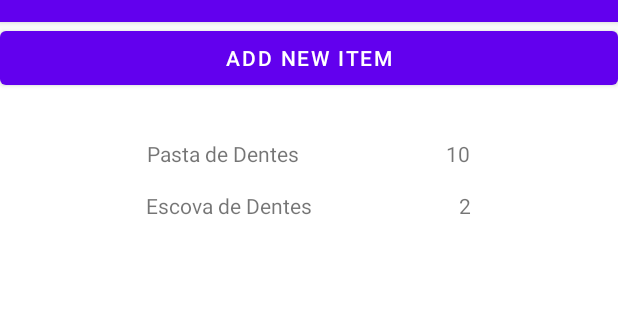
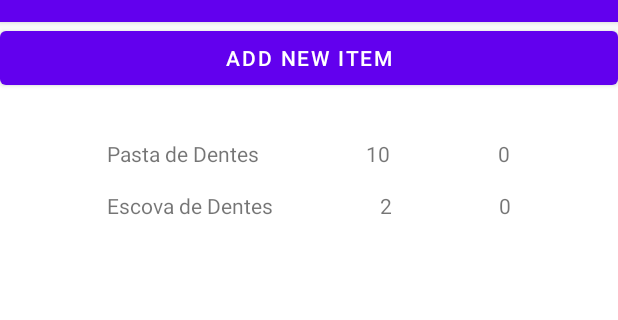
Before and after one commit to joaocmd/ShopIST, an Android app: the screen it shows after launch (PantryActivity), after a tap on "Dani's Pantry", on a phone screen of 412 x 824 dp, the part 62-382 px from its top. Run offline under Robolectric (Android 15) with nearby library versions, the phone set to English and light mode, and no system bars.

```diff
--- a/ShopIST/app/src/main/java/pt/ulisboa/tecnico/cmov/shopist/AddItemActivity.kt
+++ b/ShopIST/app/src/main/java/pt/ulisboa/tecnico/cmov/shopist/AddItemActivity.kt
@@ -95,7 +95,7 @@ class AddItemActivity : AppCompatActivity() {
         if (previousItem != null) {
             previousItem.pantryQuantity += pantryQuantity
         } else {
-            currentPantry.addItem(Item(selectedProduct!!, pantryQuantity))
+            currentPantry.addItem(Item(selectedProduct!!, pantryQuantity, 0, 0))
         }
 
         // Save data in file
--- a/ShopIST/app/src/main/java/pt/ulisboa/tecnico/cmov/shopist/PantriesListActivity.kt
+++ b/ShopIST/app/src/main/java/pt/ulisboa/tecnico/cmov/shopist/PantriesListActivity.kt
@@ -15,12 +15,8 @@ class PantriesListActivity : AppCompatActivity() {
         const val GET_PANTRY_INDEX_INT = "shopist.ListPantryActivity.GET_PANTRY_INDEX_INT"
     }
 
-//    private lateinit var binding: ActivityListPantryBinding
-
     override fun onCreate(savedInstanceState: Bundle?) {
         super.onCreate(savedInstanceState)
-//        binding = ActivityListPantryBinding.inflate(layoutInflater)
-//        setContentView(binding.root)
 
         requestWindowFeature(Window.FEATURE_NO_TITLE);//will hide the title
         supportActionBar?.hide(); //hide the title bar
@@ -44,8 +40,6 @@ class PantriesListActivity : AppCompatActivity() {
         val adapter = RecyclerAdapter(this, globalData.pantries)
         recyclerView.layoutManager = LinearLayoutManager(this)
         recyclerView.adapter = adapter
-//        binding.recyclerView.layoutManager = LinearLayoutManager(this)
-//        binding.recyclerView.adapter = adapter
     }
 
     fun onNewPantry(view: View) {
--- a/ShopIST/app/src/main/java/pt/ulisboa/tecnico/cmov/shopist/PantryActivity.kt
+++ b/ShopIST/app/src/main/java/pt/ulisboa/tecnico/cmov/shopist/PantryActivity.kt
@@ -11,7 +11,6 @@ import androidx.recyclerview.widget.LinearLayoutManager
 import androidx.recyclerview.widget.RecyclerView
 import pt.ulisboa.tecnico.cmov.shopist.domain.Item
 import pt.ulisboa.tecnico.cmov.shopist.domain.PantryList
-import pt.ulisboa.tecnico.cmov.shopist.domain.Product
 import pt.ulisboa.tecnico.cmov.shopist.domain.ShopIST
 
 class PantryActivity : AppCompatActivity() {
@@ -20,6 +19,11 @@ class PantryActivity : AppCompatActivity() {
     private lateinit var adapter : PantryAdapter
     private var idx : Int = 0
 
+    companion object {
+        private const val TAG = "shopist.PantryActivity"
+        const val SHOW_ITEM = "$TAG.SHOW_ITEM"
+    }
+
     inner class PantryAdapter(private val dataSet: MutableList<Item>) :
             RecyclerView.Adapter<PantryAdapter.ViewHolder>() {
 
@@ -27,35 +31,42 @@ class PantryActivity : AppCompatActivity() {
          * Provide a reference to the type of views that you are using
          * (custom ViewHolder).
          */
-        inner class ViewHolder(view: View) : RecyclerView.ViewHolder(view) {
-            val textView: TextView = view.findViewById(R.id.rowText)
-            val quantityView : TextView = view.findViewById(R.id.displayCurrentProductQuantity)
-            init {
-                // Define click listener for the ViewHolder's View.
+        inner class ViewHolder(private val view: View) : RecyclerView.ViewHolder(view) {
+            private val textView: TextView = view.findViewById(R.id.rowText)
+            private val pantryQuantityView : TextView = view.findViewById(R.id.pantryQuantityDisplay)
+            private val needingQuantityView : TextView = view.findViewById(R.id.needingQuantityDisplay)
+
+            fun bind(item: Item) {
+                textView.text = item.product.name
+                pantryQuantityView.text = item.pantryQuantity.toString()
+                needingQuantityView.text = item.needingQuantity.toString()
+
+                view.setOnClickListener {
+                    val int = Intent(applicationContext, AddItemActivity::class.java)
+                    int.putExtra(SHOW_ITEM, item.product.uuid)
+                    startActivity(int)
+                }
+
+                view.setOnLongClickListener {
+                    // set long click change top menu so that we're able to delete items
+                    // it can also simply appear on the menu, though
+                    true
+                }
             }
         }
 
-        // Create new views (invoked by the layout manager)
         override fun onCreateViewHolder(viewGroup: ViewGroup, viewType: Int): ViewHolder {
-            // Create a new view, which defines the UI of the list item
             val view = LayoutInflater.from(viewGroup.context)
                     .inflate(R.layout.product_row, viewGroup, false)
 
             return ViewHolder(view)
         }
 
-        // Replace the contents of a view (invoked by the layout manager)
         override fun onBindViewHolder(viewHolder: ViewHolder, position: Int) {
-
-            // Get element from your dataset at this position and replace the
-            // contents of the view with that element
-            viewHolder.textView.text = dataSet[position].product.name
-            viewHolder.quantityView.text = dataSet[position].pantryQuantity.toString()
+            viewHolder.bind(dataSet[position])
         }
 
-        // Return the size of your dataset (invoked by the layout manager)
         override fun getItemCount() = dataSet.size
-
     }
 
     override fun onCreate(savedInstanceState: Bundle?) {
--- a/ShopIST/app/src/main/java/pt/ulisboa/tecnico/cmov/shopist/domain/Item.kt
+++ b/ShopIST/app/src/main/java/pt/ulisboa/tecnico/cmov/shopist/domain/Item.kt
@@ -2,13 +2,16 @@ package pt.ulisboa.tecnico.cmov.shopist.domain
 
 import java.util.*
 
-class Item(prod: Product, initialQuant: Int) {
-    val product: Product = prod
-    var pantryQuantity: Int = initialQuant
-
+class Item(val product: Product,
+           var pantryQuantity: Int,
+           var needingQuantity: Int,
+           var cartQuantity: Int) {
     companion object {
         fun createItem(i: ItemDto, products: Map<UUID, Product>): Item {
-            return Item(products[i.productUUID]!!, i.pantryQuantity)
+            return Item(products[i.productUUID]!!,
+                    i.pantryQuantity,
+                    i.needingQuantity,
+                    i.cartQuantity)
         }
     }
 }
--- a/ShopIST/app/src/main/java/pt/ulisboa/tecnico/cmov/shopist/domain/ShopIST.kt
+++ b/ShopIST/app/src/main/java/pt/ulisboa/tecnico/cmov/shopist/domain/ShopIST.kt
@@ -48,9 +48,9 @@ class ShopIST : Application() {
 
     fun startUp() {
         // Load previous data
-        loadPersistent()
+//        loadPersistent()
 
-        // For testing purposes
+        // FIXME: Remove for production
         if (allPantry.size == 0) {
             val product1 = Product("Pasta de Dentes")
             val product2 = Product("Escova de Dentes")
@@ -63,13 +63,13 @@ class ShopIST : Application() {
             addProduct(product4)
 
             val pantry1 = PantryList("Dani's Pantry")
-            pantry1.addItem(Item(product1, 10))
-            pantry1.addItem(Item(product2, 2))
+            pantry1.addItem(Item(product1, 10, 0, 0))
+            pantry1.addItem(Item(product2, 2, 0, 0))
             addPantryList(pantry1)
 
             val pantry2 = PantryList("Joca's Pantry")
-            pantry2.addItem(Item(product3, 1))
-            pantry2.addItem(Item(product4, 2))
+            pantry2.addItem(Item(product3, 1, 1, 1))
+            pantry2.addItem(Item(product4, 2, 0, 2))
             addPantryList(pantry2)
         }
     }
--- a/ShopIST/app/src/main/res/layout/activity_add_item.xml
+++ b/ShopIST/app/src/main/res/layout/activity_add_item.xml
@@ -10,7 +10,7 @@
         android:layout_width="match_parent"
         android:layout_height="match_parent"
         android:weightSum="1"
-        android:gravity="center_horizontal"
+        android:baselineAligned="false" android:gravity="center_horizontal"
         >
         <LinearLayout
             android:layout_width="0dp"
--- a/ShopIST/app/src/main/res/layout/activity_create_pantry_list.xml
+++ b/ShopIST/app/src/main/res/layout/activity_create_pantry_list.xml
@@ -10,7 +10,7 @@
         android:layout_width="match_parent"
         android:layout_height="match_parent"
         android:weightSum="1"
-        android:gravity="center_horizontal"
+        android:baselineAligned="false" android:gravity="center_horizontal"
         >
         <LinearLayout
             android:layout_width="0dp"
--- a/ShopIST/app/src/main/res/layout/activity_create_product.xml
+++ b/ShopIST/app/src/main/res/layout/activity_create_product.xml
@@ -10,7 +10,7 @@
         android:layout_width="match_parent"
         android:layout_height="match_parent"
         android:weightSum="1"
-        android:gravity="center_horizontal"
+        android:baselineAligned="false" android:gravity="center_horizontal"
         >
         <LinearLayout
             android:layout_width="0dp"
--- a/ShopIST/app/src/main/res/layout/product_row.xml
+++ b/ShopIST/app/src/main/res/layout/product_row.xml
@@ -15,7 +15,7 @@
         android:orientation="horizontal">
 
         <ImageView
-            android:id="@+id/imageView2"
+            android:id="@+id/productImageView"
             android:layout_width="wrap_content"
             android:layout_height="wrap_content"
             android:layout_weight="1"
@@ -29,7 +29,13 @@
             android:text="Pao" />
 
         <TextView
-            android:id="@+id/displayCurrentProductQuantity"
+            android:id="@+id/pantryQuantityDisplay"
+            android:layout_width="wrap_content"
+            android:layout_height="wrap_content"
+            android:layout_weight="1" />
+
+        <TextView
+            android:id="@+id/needingQuantityDisplay"
             android:layout_width="wrap_content"
             android:layout_height="wrap_content"
             android:layout_weight="1" />
```
Also changed, not shown: ShopIST/app/src/main/java/pt/ulisboa/tecnico/cmov/shopist/domain/ItemDto.kt (+5 -2 lines).
